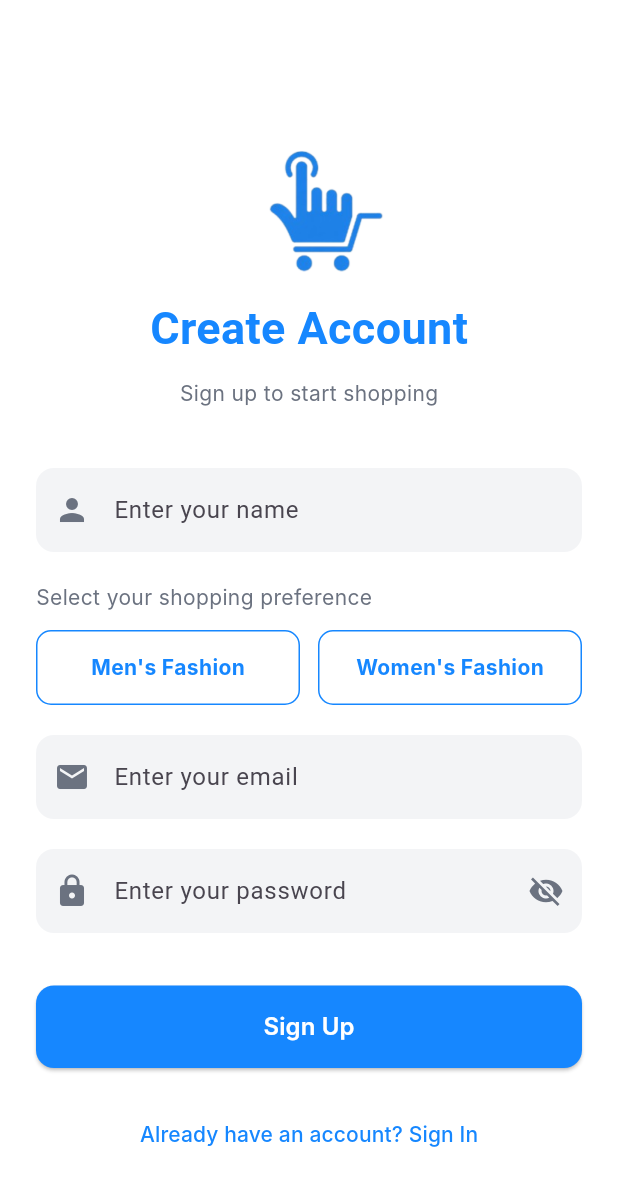
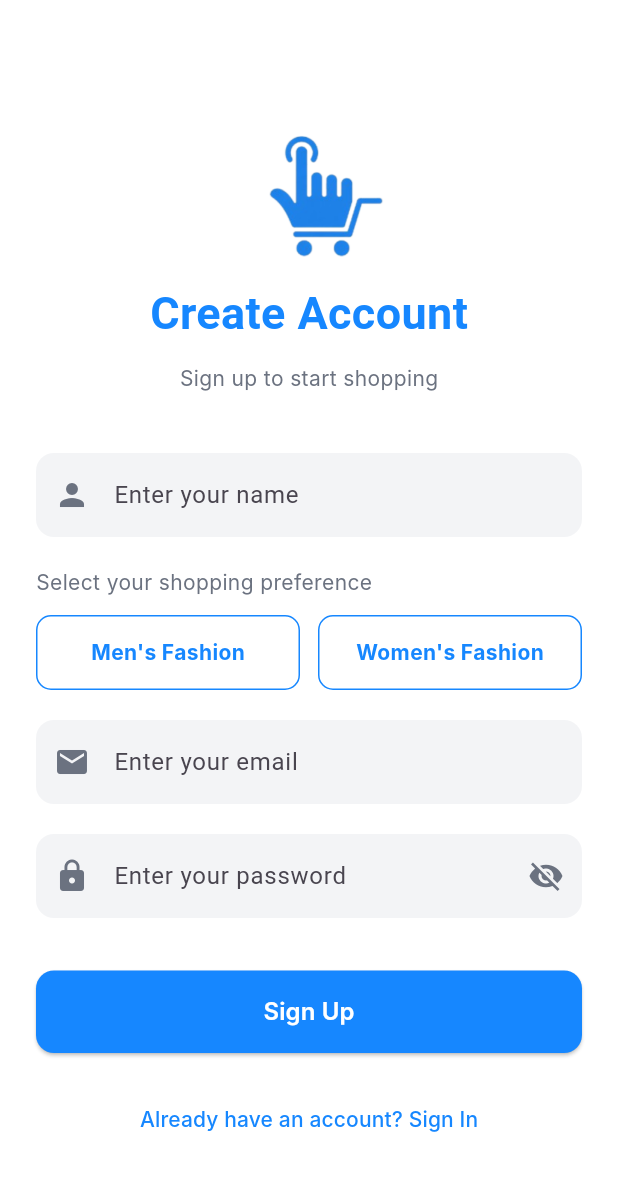
Before and after one commit to Sujal-neupane/tapto, a Flutter app: the SignupScreen screen opened by its route, on a phone screen of 412 x 824 dp. Shown: the top 1186 px of the screen. Run offline on Flutter 3.47's test engine with Material 3 defaults, Android fonts, the phone set to English and light mode, and no system bars; Roboto replaces fonts that are missing (Inter, Poppins).

Commit message:
made ui changes in the singup page

```diff
--- a/lib/screens/signp_screen.dart
+++ b/lib/screens/signp_screen.dart
@@ -64,7 +64,7 @@ class _SignupScreenState extends State<SignupScreen> {
       backgroundColor: const Color(0xFFFFFFFF),
       body: SafeArea(
         child: SingleChildScrollView(
-          padding: const EdgeInsets.symmetric(horizontal: 24.0, vertical: 40),
+          padding: const EdgeInsets.symmetric(horizontal: 24.0, vertical: 30),
           child: Column(
             crossAxisAlignment: CrossAxisAlignment.center,
             children: [
```
